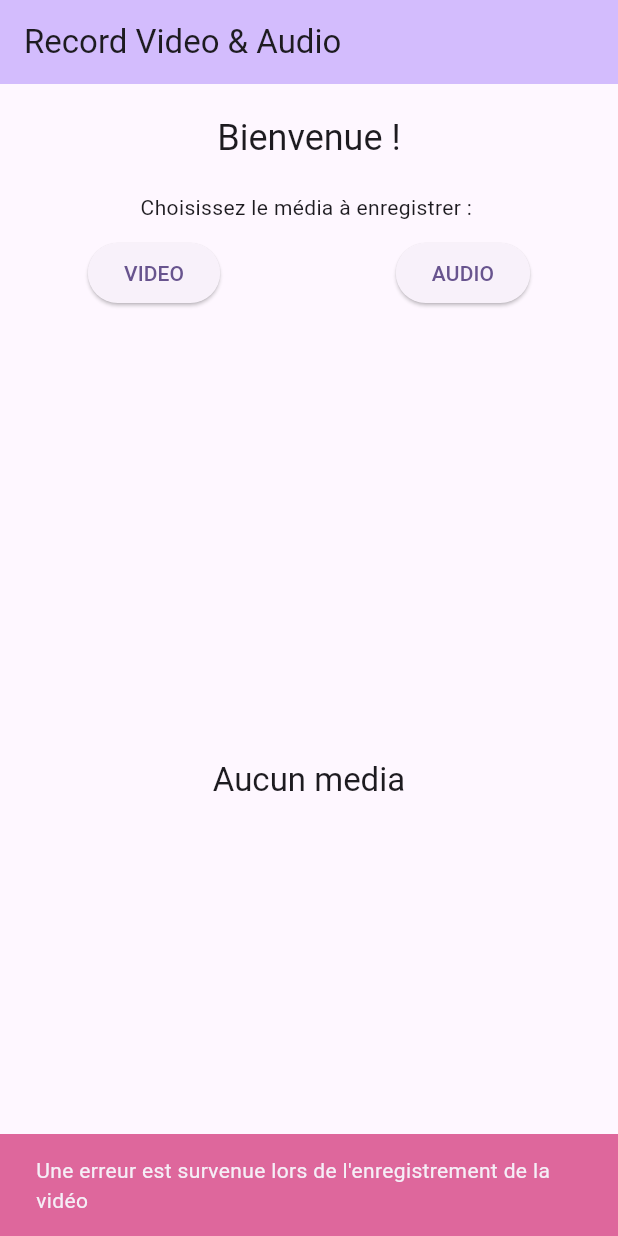
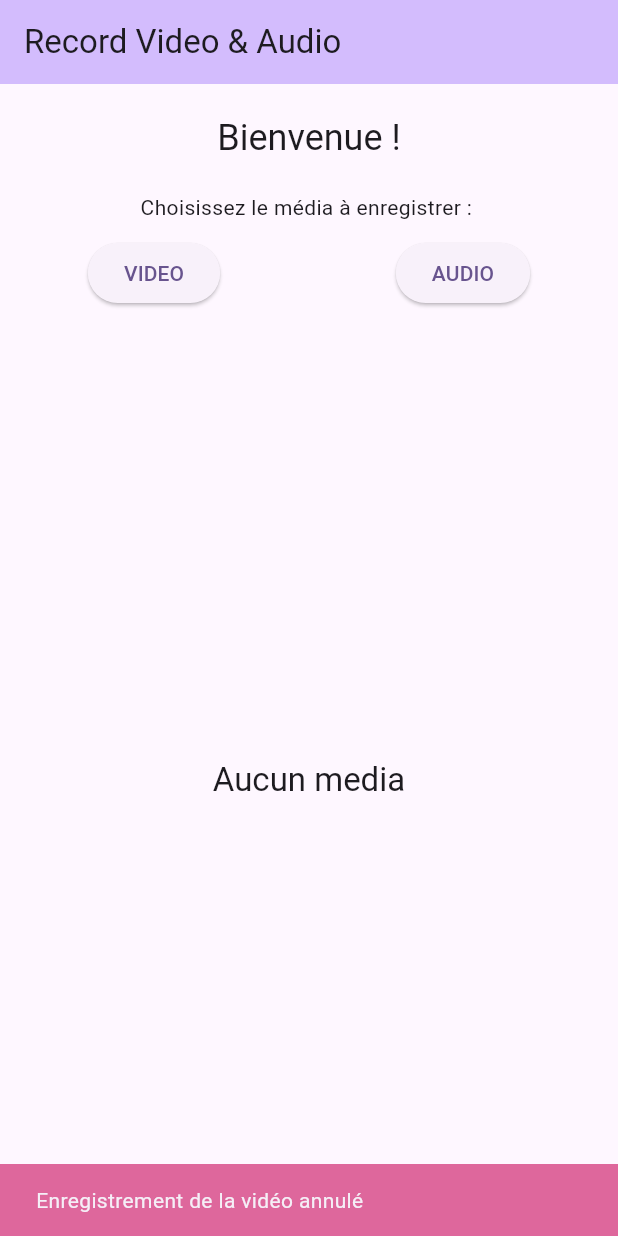
Before and after one commit to ramoRJ96/media_record, a Flutter app: the screen it shows after launch, after a tap on "VIDEO", on a phone screen of 412 x 824 dp. Run offline on Flutter 3.47's test engine with Material 3 defaults, Android fonts, the phone set to English and light mode, and no system bars; our stand-ins replace chewie, get, image_picker, shared_preferences, video_player; missing offline and left inert: chewie_audio, flutter_video_info, record.

Commit message:
Component record audio & video

```diff
--- a/lib/core/constants.dart
+++ b/lib/core/constants.dart
@@ -2,4 +2,8 @@ class Constants {
   static const recordDuration = 10; // Unité en seconde
   static const mp4 = "mp4";
   static const mov = "MOV";
+  static const headerGap = 20.0;
+  static const buttonsGap = 10.0;
+  static const marginBetween = 30.0;
+  static const micIconSize = 60.0;
 }
--- a/lib/core/resources.dart
+++ b/lib/core/resources.dart
@@ -16,6 +16,8 @@ class Resources {
   static String get materialAppTitle => 'Media Record';
   static String get videoRecordError =>
       "Une erreur est survenue lors de l'enregistrement de la vidéo";
+  static String get videoRecordCancel =>
+      "Enregistrement de la vidéo annulé";
   static String get videoRecordNotExactly10Sec =>
       "Vidéo non enregistrée. Veuillez enregistrer une vidéo de 10 secondes";
   static String get videoRecordSuccessfully =>
--- /dev/null
+++ b/lib/features/audio/presentation/component/record_video_component.dart
@@ -0,0 +1,34 @@
+import 'dart:ui';
+
+import 'package:flutter_video_info/flutter_video_info.dart';
+import 'package:image_picker/image_picker.dart';
+import 'package:media_record/features/audio/presentation/interface/record_video_interface.dart';
+
+import '../../../../core/colors.dart';
+import '../../../../core/constants.dart';
+import '../../../../core/resources.dart';
+import '../../../../helper/shared_pref.dart';
+
+class RecordVideoComponent extends RecordVideoInterface {
+
+  @override
+  Future<bool?> startRecordingVideo(ImageSource source) async {
+    final ImagePicker picker = ImagePicker();
+    final XFile? file = await picker.pickVideo(source: source, maxDuration: const Duration(seconds: Constants.recordDuration));
+    if (file != null) {
+      if (await isMediaLessThan10Sec(file.path)) {
+        return false;
+      }
+      await SharedPrefHelper.addMediaInLocalStorage(file.path);
+      return true;
+    }
+    return null;
+  }
+
+  Future<bool> isMediaLessThan10Sec(String filePath) async {
+    final videoInfo = FlutterVideoInfo();
+    VideoData? info = await videoInfo.getVideoInfo(filePath);
+    return info?.duration != null &&
+        (info!.duration!.round() / 1000).round() < Constants.recordDuration;
+  }
+}
--- /dev/null
+++ b/lib/features/audio/presentation/interface/audio_player_interface.dart
@@ -0,0 +1,4 @@
+abstract class AudioPlayerInterface {
+  Future<void> startPlayingAudio();
+  Future<void> stopPlayingAudio();
+}
--- /dev/null
+++ b/lib/features/audio/presentation/interface/record_audio_interface.dart
@@ -0,0 +1,4 @@
+abstract class RecordAudioInterface {
+  Future<void> startRecordingAudio();
+  Future<String?> stopRecordingAudio();
+}
--- /dev/null
+++ b/lib/features/audio/presentation/interface/record_video_interface.dart
@@ -0,0 +1,5 @@
+import 'package:image_picker/image_picker.dart';
+
+abstract class RecordVideoInterface {
+  Future<bool?> startRecordingVideo(ImageSource source);
+}
--- a/lib/features/home/presentation/pages/home_page.dart
+++ b/lib/features/home/presentation/pages/home_page.dart
@@ -1,91 +1,11 @@
 import 'package:flutter/material.dart';
-import 'package:image_picker/image_picker.dart';
-import 'package:media_record/core/colors.dart';
-import 'package:media_record/features/home/presentation/controllers/media_list_controller.dart';
-import 'package:media_record/utils/my_utils.dart';
-import 'package:media_record/features/home/presentation/widgets/media_list.dart';
+import 'package:media_record/features/home/presentation/widgets/home_page_widgets.dart';
 import 'package:media_record/widgets/app_bar_screen.dart';
-import '../../../../core/resources.dart';
-import 'package:get/get.dart';
-
-import '../../../audio/presentation/pages/record_audio_page.dart';
 
 class HomePage extends StatelessWidget {
   const HomePage({super.key, required this.title});
 
   final String title;
-
-  final _headerGap = 20.0;
-  final _buttonsGap = 10.0;
-
-  void _recordVideo(BuildContext context, bool mounted) async {
-    bool? isRecorded = await MyUtils.onVideoButtonPressed(ImageSource.camera);
-    String snackbarText = Resources.videoRecordError;
-    Color snackbarBackgroundColor = MediaColors.snackbarError;
-
-    if (isRecorded != null) {
-      snackbarText = isRecorded
-          ? Resources.videoRecordSuccessfully
-          : Resources.videoRecordNotExactly10Sec;
-      snackbarBackgroundColor =
-          isRecorded ? MediaColors.snackbarSuccess : MediaColors.snackbarError;
-      if (isRecorded) {
-        await Get.find<MediaListController>().getMediaFromStorage();
-      }
-    }
-
-    final snackBar = SnackBar(
-      backgroundColor: snackbarBackgroundColor,
-      content: Text(snackbarText),
-    );
-
-    if (mounted) {
-      ScaffoldMessenger.of(context).showSnackBar(snackBar);
-    }
-  }
-
-  Widget _recordButton(BuildContext context, bool mounted) {
-    return Container(
-      margin: EdgeInsets.symmetric(vertical: _buttonsGap),
-      child: Row(
-        mainAxisAlignment: MainAxisAlignment.spaceAround,
-        children: [
-          ElevatedButton(
-            onPressed: () {
-              _recordVideo(context, mounted);
-            },
-            child: Text(Resources.buttonTextVideo.toUpperCase()),
-          ),
-          ElevatedButton(
-            onPressed: () {
-              Get.to(() => const RecordAudioPage());
-            },
-            child: Text(Resources.buttonTextAudio.toUpperCase()),
-          ),
-        ],
-      ),
-    );
-  }
-
-  Widget _body(BuildContext context, [bool mounted = true]) {
-    return Column(
-      children: [
-        Container(
-          margin: EdgeInsets.symmetric(vertical: _headerGap),
-          child: Text(
-            Resources.welcome,
-            style: Theme.of(context).textTheme.headlineSmall,
-          ),
-        ),
-        Text(
-          Resources.chooseMediaRecord,
-          style: Theme.of(context).textTheme.bodyMedium,
-        ),
-        _recordButton(context, mounted),
-        const MediaList(),
-      ],
-    );
-  }
 
   @override
   Widget build(BuildContext context) {
@@ -96,7 +16,7 @@ class HomePage extends StatelessWidget {
           style: Theme.of(context).textTheme.titleLarge,
         ),
       ),
-      body: SafeArea(child: _body(context)),
+      body: SafeArea(child: HomePageWidgets.body(context)),
     );
   }
 }
--- /dev/null
+++ b/lib/features/home/presentation/widgets/home_page_widgets.dart
@@ -0,0 +1,55 @@
+import 'package:flutter/material.dart';
+import 'package:get/get.dart';
+import 'package:media_record/features/audio/presentation/component/record_video_component.dart';
+import 'package:media_record/features/home/presentation/widgets/media_list_widget.dart';
+import 'package:media_record/features/video/presentation/controllers/record_video_controller.dart';
+import '../../../../core/constants.dart';
+import '../../../../core/resources.dart';
+import '../../../audio/presentation/pages/record_audio_page.dart';
+
+class HomePageWidgets {
+
+  static Widget body(BuildContext context, [bool mounted = true]) {
+    return Column(
+      children: [
+        Container(
+          margin: const EdgeInsets.symmetric(vertical: Constants.headerGap),
+          child: Text(
+            Resources.welcome,
+            style: Theme.of(context).textTheme.headlineSmall,
+          ),
+        ),
+        Text(
+          Resources.chooseMediaRecord,
+          style: Theme.of(context).textTheme.bodyMedium,
+        ),
+        recordButton(context, mounted),
+        const MediaListWidget(),
+      ],
+    );
+  }
+
+  static Widget recordButton(BuildContext context, bool mounted) {
+    return Container(
+      margin: const EdgeInsets.symmetric(vertical: Constants.buttonsGap),
+      child: Row(
+        mainAxisAlignment: MainAxisAlignment.spaceAround,
+        children: [
+          ElevatedButton(
+            onPressed: () {
+              RecordVideoController.startRecordingVideo(context, mounted);
+              // RecordVideoController.recordVideo(context, mounted);
+            },
+            child: Text(Resources.buttonTextVideo.toUpperCase()),
+          ),
+          ElevatedButton(
+            onPressed: () {
+              Get.to(() => const RecordAudioPage());
+            },
+            child: Text(Resources.buttonTextAudio.toUpperCase()),
+          ),
+        ],
+      ),
+    );
+  }
+}
--- a/lib/features/home/presentation/widgets/media_list.dart
+++ b/lib/features/home/presentation/widgets/media_list_widget.dart
@@ -7,29 +7,26 @@ import 'package:media_record/features/audio/presentation/pages/audio_player_scre
 import 'package:media_record/features/home/presentation/controllers/media_list_controller.dart';
 import 'package:media_record/features/video/presentation/pages/video_player_screen.dart';
 
-class MediaList extends StatelessWidget {
-  const MediaList({super.key});
+class MediaListWidget extends StatelessWidget {
+  const MediaListWidget({super.key});
 
   final gridCrossCount = 2;
   final iconSize = 40.0;
 
+
   @override
   Widget build(BuildContext context) {
     MediaListController mediaListController = Get.put(MediaListController());
+    List<String> mediaList = mediaListController.mediaList;
     return Expanded(
       child: Obx(() {
-        List<String> mediaList = mediaListController.mediaList;
-
-        if (mediaList.isEmpty) {
-          return Center(
+         return (mediaList.isEmpty) ? Center(
             child: Text(
               Resources.noMedia,
               style: Theme.of(context).textTheme.titleLarge,
             ),
-          );
-        }
-
-        return GridView.builder(
+        )
+        : GridView.builder(
             gridDelegate: SliverGridDelegateWithFixedCrossAxisCount(
               crossAxisCount: gridCrossCount,
             ),
@@ -40,7 +37,7 @@ class MediaList extends StatelessWidget {
               bool isMediaVideo = mediaList[index].contains(Constants.mp4) ||
                   mediaList[index].contains(Constants.mov);
               IconData icon =
-                  isMediaVideo ? Icons.play_arrow_rounded : Icons.music_note;
+              isMediaVideo ? Icons.play_arrow_rounded : Icons.music_note;
               return Card(
                 color: MediaColors.gridViewColors
                     .elementAt(mediaListController.indexColor),
@@ -54,10 +51,10 @@ class MediaList extends StatelessWidget {
                   },
                   child: Center(
                       child: Icon(
-                    icon,
-                    size: iconSize,
-                    color: Colors.white,
-                  )),
+                        icon,
+                        size: iconSize,
+                        color: Colors.white,
+                      )),
                 ),
               );
             });
--- /dev/null
+++ b/lib/features/video/presentation/controllers/record_video_controller.dart
@@ -0,0 +1,70 @@
+import 'package:flutter/material.dart';
+import 'package:get/get.dart';
+import 'package:image_picker/image_picker.dart';
+
+import '../../../../core/colors.dart';
+import '../../../../core/constants.dart';
+import '../../../../core/resources.dart';
+import '../../../../utils/my_utils.dart';
+import '../../../audio/presentation/component/record_video_component.dart';
+import '../../../home/presentation/controllers/media_list_controller.dart';
+
+class RecordVideoController {
+    static void recordVideo(BuildContext context, bool mounted) async {
+    // bool? isRecorded = await MyUtils.onVideoButtonPressed();
+    bool? isRecorded = await MyUtils.onVideoButtonPressed(ImageSource.camera);
+    String snackbarText = Resources.videoRecordError;
+    Color snackbarBackgroundColor = MediaColors.snackbarError;
+
+    if (isRecorded != null) {
+      snackbarText = isRecorded
+          ? Resources.videoRecordSuccessfully
+          : Resources.videoRecordNotExactly10Sec;
+      snackbarBackgroundColor =
+      isRecorded ? MediaColors.snackbarSuccess : MediaColors.snackbarError;
+      if (isRecorded) {
+        await Get.find<MediaListController>().getMediaFromStorage();
+      }
+    } else {
+      snackbarText = Resources.videoRecordCancel;
+    }
+
+    final snackBar = SnackBar(
+      backgroundColor: snackbarBackgroundColor,
+      content: Text(snackbarText),
+    );
+
+    if (mounted) {
+      ScaffoldMessenger.of(context).showSnackBar(snackBar);
+    }
+  }
+
+  static void startRecordingVideo (BuildContext context, bool mounted) async {
+    var recordVideoComponent = RecordVideoComponent();
+    bool? isRecorded = await recordVideoComponent.startRecordingVideo(ImageSource.camera);
+    String snackbarText = Resources.videoRecordError;
+    Color snackbarBackgroundColor = MediaColors.snackbarError;
+
+    if (isRecorded != null) {
+      snackbarText = isRecorded
+          ? Resources.videoRecordSuccessfully
+          : Resources.videoRecordNotExactly10Sec;
+      snackbarBackgroundColor =
+      isRecorded ? MediaColors.snackbarSuccess : MediaColors.snackbarError;
+      if (isRecorded) {
+        await Get.find<MediaListController>().getMediaFromStorage();
+      }
+    } else {
+      snackbarText = Resources.videoRecordCancel;
+    }
+
+    final snackBar = SnackBar(
+      backgroundColor: snackbarBackgroundColor,
+      content: Text(snackbarText),
+    );
+
+    if (mounted) {
+      ScaffoldMessenger.of(context).showSnackBar(snackBar);
+    }
+  }
+}
--- a/lib/features/video/presentation/controllers/video_player_controller.dart
+++ b/lib/features/video/presentation/controllers/video_player_controller.dart
@@ -1,5 +1,4 @@
 import 'dart:io';
-
 import 'package:get/get.dart';
 import 'package:chewie/chewie.dart';
 import 'package:video_player/video_player.dart';
--- a/lib/utils/my_utils.dart
+++ b/lib/utils/my_utils.dart
@@ -2,6 +2,8 @@ import 'package:media_record/core/constants.dart';
 import 'package:media_record/helper/shared_pref.dart';
 import 'package:image_picker/image_picker.dart';
 import 'package:flutter_video_info/flutter_video_info.dart';
+
+import '../features/audio/presentation/component/record_video_component.dart';
 
 class MyUtils {
   static Future<bool?> onVideoButtonPressed(ImageSource source) async {
@@ -10,7 +12,6 @@ class MyUtils {
     final XFile? file = await picker.pickVideo(
         source: source,
         maxDuration: const Duration(seconds: Constants.recordDuration));
-
     if (file != null) {
       if (await isMediaLessThan10Sec(file.path)) {
         return false;
```
Also changed, not shown: lib/features/audio/presentation/component/record_audio_component.dart (added, +28 -0 lines), lib/features/audio/presentation/controllers/record_audio_controller.dart (+6 -13 lines), lib/features/audio/presentation/pages/record_audio_page.dart (+2 -55 lines), lib/features/audio/presentation/widgets/record_audio_widgets.dart (added, +59 -0 lines), lib/features/audio/presentation/component/audio_player_component.dart (added), lib/main.dart (line endings or trailing spaces).
